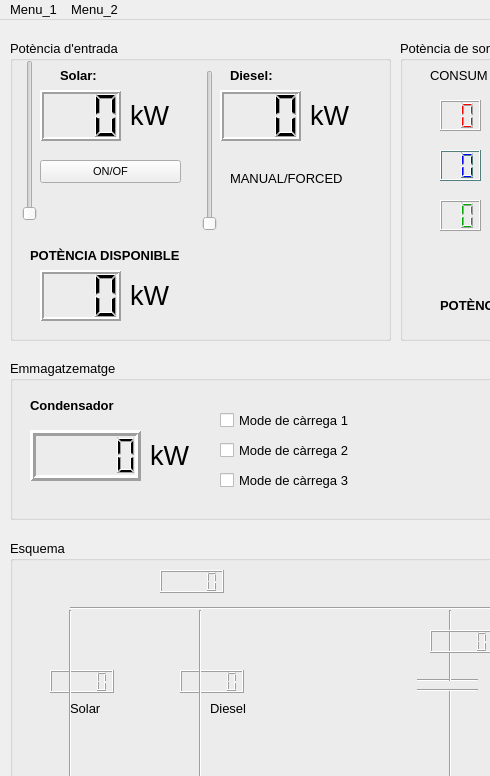
This is ui_v2.ui in LeoDaVinci16/P3_electronica as Qt 5 draws it before an edit; both pictures show x 0 to 490 and y 0 to 776 of the 1122 by 983 pixel window. The edited form follows.
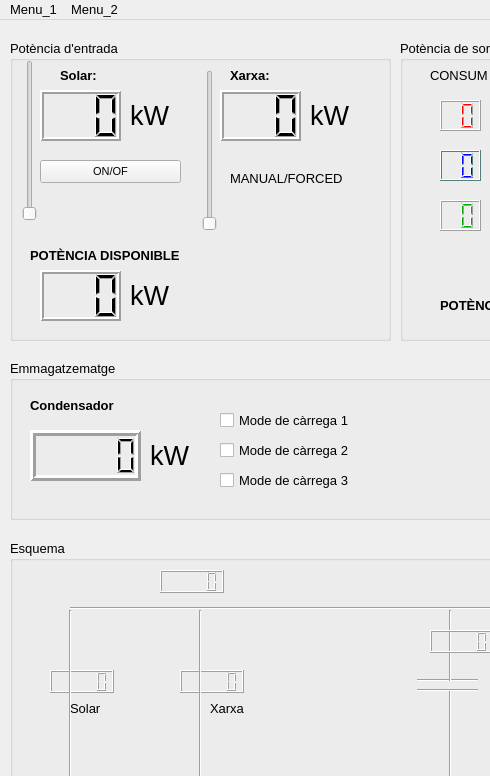
This is the edited form.

Commit message: Diesel a xarxa

What changed in the file:
```diff
--- a/ui_v2.ui
+++ b/ui_v2.ui
@@ -117,7 +117,7 @@
       </font>
      </property>
      <property name="text">
-      <string>Diesel:</string>
+      <string>Xarxa:</string>
      </property>
     </widget>
     <widget class="QSlider" name="verticalSlider_2">
@@ -1560,7 +1560,7 @@
       </rect>
      </property>
      <property name="text">
-      <string>Diesel</string>
+      <string>Xarxa</string>
      </property>
     </widget>
     <widget class="Line" name="line_18">
```
The commit also changes 3 other files.
